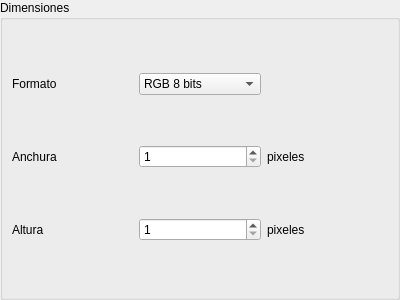
The window that INSYDEUI/ANNGraphicInterface/imagerepresentationwidget.ui (varpercl/INSYDE) describes before a commit, drawn with Qt 5.
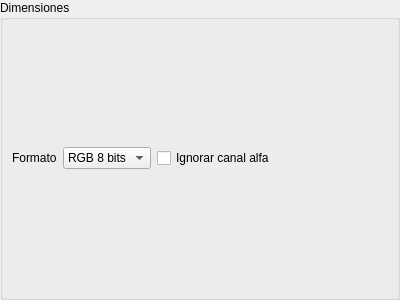
The same window after the commit.

The edit to the form file:
```diff
--- a/INSYDEUI/ANNGraphicInterface/imagerepresentationwidget.ui
+++ b/INSYDEUI/ANNGraphicInterface/imagerepresentationwidget.ui
@@ -43,70 +43,64 @@
      <property name="title">
       <string>Dimensiones</string>
      </property>
-     <layout class="QGridLayout" name="gridLayout">
-      <item row="3" column="0">
-       <widget class="QLabel" name="label_2">
-        <property name="text">
-         <string>Altura</string>
-        </property>
-       </widget>
-      </item>
-      <item row="1" column="1">
-       <widget class="QSpinBox" name="sbWidth">
-        <property name="minimum">
-         <number>1</number>
-        </property>
-        <property name="maximum">
-         <number>999999</number>
-        </property>
-       </widget>
-      </item>
-      <item row="0" column="1">
-       <widget class="QComboBox" name="cbImageFormat">
+     <layout class="QVBoxLayout" name="verticalLayout_2">
         <item>
-         <property name="text">
-          <string>RGB 8 bits</string>
-         </property>
-        </item>
-       </widget>
-      </item>
-      <item row="3" column="1">
-       <widget class="QSpinBox" name="sbHeight">
-        <property name="minimum">
-         <number>1</number>
-        </property>
-        <property name="maximum">
-         <number>999999</number>
-        </property>
-       </widget>
-      </item>
-      <item row="0" column="0">
+       <layout class="QHBoxLayout" name="horizontalLayout">
+        <item>
        <widget class="QLabel" name="label_6">
+          <property name="sizePolicy">
+           <sizepolicy hsizetype="Maximum" vsizetype="Preferred">
+            <horstretch>0</horstretch>
+            <verstretch>0</verstretch>
+           </sizepolicy>
+          </property>
         <property name="text">
          <string>Formato</string>
         </property>
        </widget>
       </item>
-      <item row="1" column="0">
-       <widget class="QLabel" name="label">
+        <item>
+         <widget class="QComboBox" name="cbImageFormat">
+          <property name="sizePolicy">
+           <sizepolicy hsizetype="Maximum" vsizetype="Fixed">
+            <horstretch>0</horstretch>
+            <verstretch>0</verstretch>
+           </sizepolicy>
+          </property>
+          <item>
         <property name="text">
-         <string>Anchura</string>
-        </property>
-       </widget>
-      </item>
-      <item row="1" column="2">
-       <widget class="QLabel" name="label_3">
+            <string>RGB 8 bits</string>
+           </property>
+          </item>
+         </widget>
+        </item>
+        <item>
+         <widget class="QCheckBox" name="cbxIgnoreAlpha">
+          <property name="sizePolicy">
+           <sizepolicy hsizetype="Minimum" vsizetype="Fixed">
+            <horstretch>0</horstretch>
+            <verstretch>0</verstretch>
+           </sizepolicy>
+          </property>
         <property name="text">
-         <string>pixeles</string>
+           <string>Ignorar canal alfa</string>
         </property>
        </widget>
       </item>
-      <item row="3" column="2">
-       <widget class="QLabel" name="label_4">
-        <property name="text">
-         <string>pixeles</string>
-        </property>
-       </widget>
+        <item>
+         <spacer name="horizontalSpacer">
+          <property name="orientation">
+           <enum>Qt::Horizontal</enum>
+          </property>
+          <property name="sizeHint" stdset="0">
+           <size>
+            <width>40</width>
+            <height>20</height>
+           </size>
+          </property>
+         </spacer>
+        </item>
+       </layout>
       </item>
      </layout>
     </widget>
```
Lines whose indentation alone changed are shown as unchanged.
